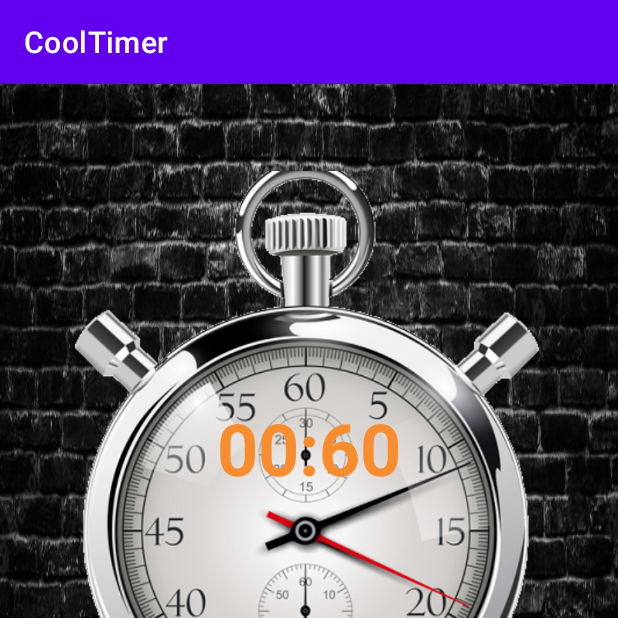
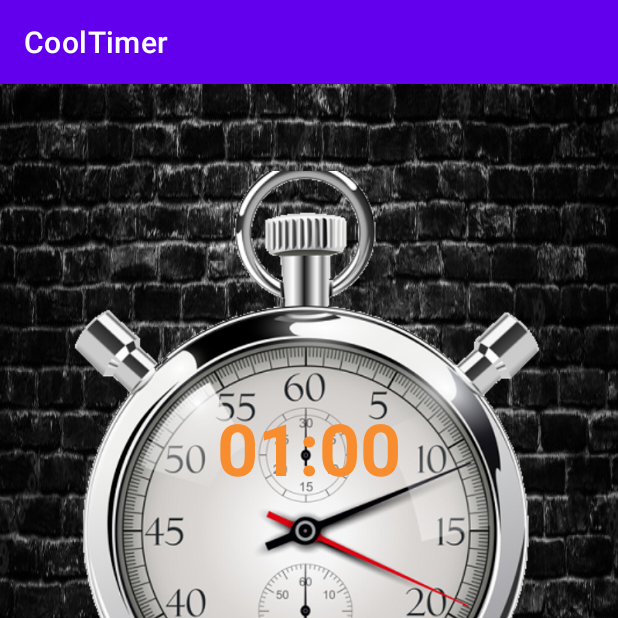
Before and after one commit to AlbertBurn/Timer, an Android app: the screen it shows after launch (MainActivity), after a tap on "STOP", on a phone screen of 412 x 824 dp, the top half of it. Run offline under Robolectric (Android 15) with nearby library versions, the light colour scheme and no system bars; 1 other tap on this screen came first.

Commit message:
it's working timer

```diff
--- a/app/src/main/java/com/droiddev26/cooltimer/MainActivity.kt
+++ b/app/src/main/java/com/droiddev26/cooltimer/MainActivity.kt
@@ -79,16 +79,12 @@ class MainActivity : AppCompatActivity() {
                 override fun onFinish() {
                     mediaPlayer.start()
                     Log.d("CDTimer", "Finita!!!")
+                    resetTimer()
                 }
             }
             countDownTimer.start()
         } else{
-            startStopButton.text = "Start"
-            timerText.text = "00:60"
-            timerSeekBar.isEnabled = true
-            timerSeekBar.setProgress(timeProgress)
-            isTimerOn = false
-            countDownTimer.cancel()
+            resetTimer()
         }
     }
 
@@ -113,4 +109,13 @@ class MainActivity : AppCompatActivity() {
         //Set time to TextView
         timerText.text = minutesStr + ":" + secondsStr
     }
+
+    fun resetTimer () {
+        startStopButton.text = "Start"
+        timerText.text = "01:00"
+        timerSeekBar.isEnabled = true
+        timerSeekBar.setProgress(timeProgress)
+        isTimerOn = false
+        countDownTimer.cancel()
+    }
 }
--- a/app/src/main/res/layout/activity_main.xml
+++ b/app/src/main/res/layout/activity_main.xml
@@ -23,7 +23,7 @@
         android:layout_width="wrap_content"
         android:layout_height="wrap_content"
         android:layout_marginTop="210dp"
-        android:text="00:60"
+        android:text="01:00"
         android:textColor="@color/timer_color"
         android:textSize="48sp"
         android:textStyle="bold"
```
